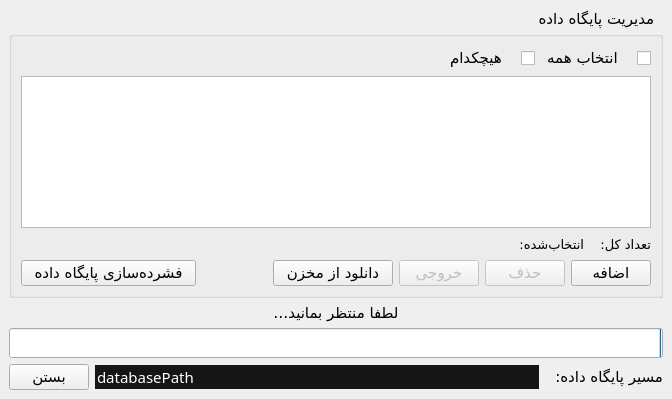
Above: src/databaseform.ui from abroshan39/ghazal before the change. Below: the same form after it.
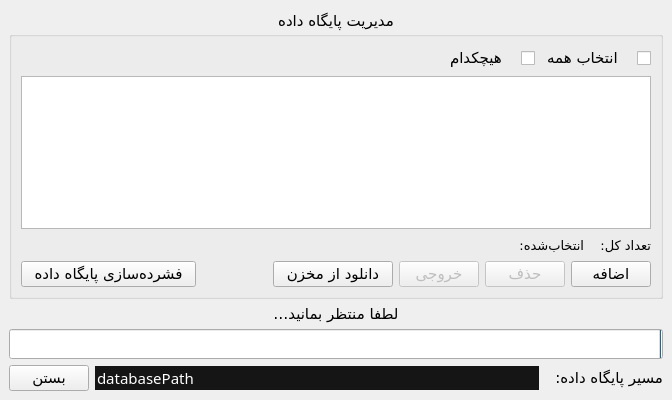
That is the form after the change.

```diff
--- a/src/databaseform.ui
+++ b/src/databaseform.ui
@@ -7,7 +7,7 @@
     <x>0</x>
     <y>0</y>
     <width>672</width>
-    <height>399</height>
+    <height>400</height>
    </rect>
   </property>
   <property name="font">
@@ -34,6 +34,9 @@
         <property name="title">
          <string>  مدیریت پایگاه داده  </string>
         </property>
+        <property name="alignment">
+         <set>Qt::AlignCenter</set>
+        </property>
         <layout class="QHBoxLayout" name="horizontalLayout_4">
          <item>
           <layout class="QVBoxLayout" name="verticalLayout">
```
